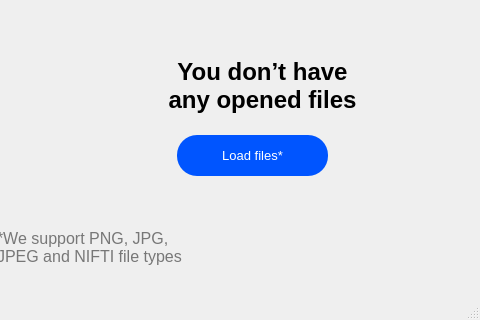
Before: the Qt Designer form covid.ui in Natasha-rare/covid19-analyser, drawn with Qt 5; both pictures show x 173 to 653 and y 85 to 405 of the 653 by 405 pixel window.
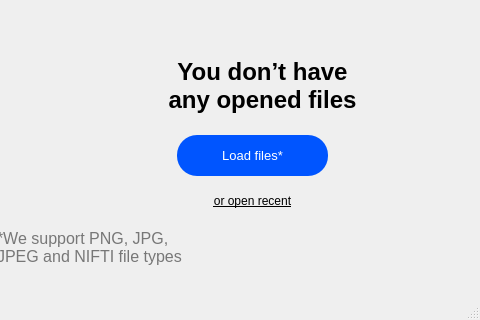
After: the same form once the commit is applied. Icons and pictures are not drawn.

Commit message: add recent function

```diff
--- a/covid.ui
+++ b/covid.ui
@@ -408,6 +408,45 @@
      <bool>true</bool>
     </property>
    </widget>
+   <widget class="QPushButton" name="recentBtn">
+    <property name="geometry">
+     <rect>
+      <x>350</x>
+      <y>270</y>
+      <width>151</width>
+      <height>32</height>
+     </rect>
+    </property>
+    <property name="sizePolicy">
+     <sizepolicy hsizetype="Preferred" vsizetype="Fixed">
+      <horstretch>0</horstretch>
+      <verstretch>0</verstretch>
+     </sizepolicy>
+    </property>
+    <property name="minimumSize">
+     <size>
+      <width>151</width>
+      <height>21</height>
+     </size>
+    </property>
+    <property name="font">
+     <font>
+      <underline>true</underline>
+     </font>
+    </property>
+    <property name="autoFillBackground">
+     <bool>true</bool>
+    </property>
+    <property name="styleSheet">
+     <string notr="true">background-color: none;</string>
+    </property>
+    <property name="text">
+     <string>or open recent</string>
+    </property>
+    <property name="flat">
+     <bool>true</bool>
+    </property>
+   </widget>
    <widget class="QLabel" name="label_5">
     <property name="geometry">
      <rect>
```
Left out of the diff: 2 changed lines with no effect on the pictures. The commit also changes 1 other file.
